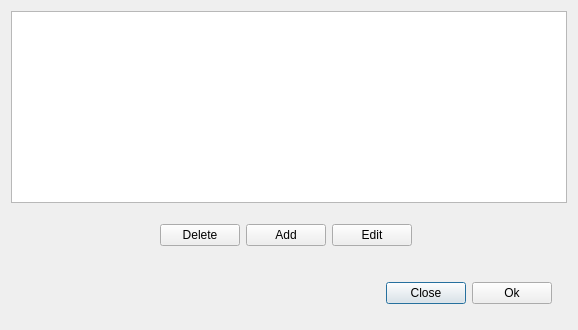
Before: the Qt Designer form gui/BrotherWindow.ui in JoelMon/pyTalkManager, drawn with Qt 5.
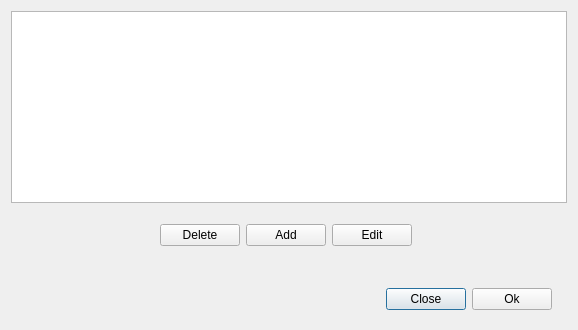
After: the same form once the commit is applied.

Patch:
```diff
--- a/gui/BrotherWindow.ui
+++ b/gui/BrotherWindow.ui
@@ -14,7 +14,7 @@
    <string>Brothers</string>
   </property>
   <layout class="QGridLayout" name="gridLayout">
-   <item row="4" column="1">
+   <item row="7" column="1" alignment="Qt::AlignBottom">
     <widget class="QFrame" name="frame">
      <property name="frameShape">
       <enum>QFrame::NoFrame</enum>
@@ -53,7 +53,10 @@
      </layout>
     </widget>
    </item>
-   <item row="3" column="1">
+   <item row="0" column="1" rowspan="2" colspan="2">
+    <widget class="QTableView" name="tableView"/>
+   </item>
+   <item row="6" column="1" alignment="Qt::AlignHCenter">
     <widget class="QFrame" name="frame_2">
      <property name="frameShape">
       <enum>QFrame::NoFrame</enum>
@@ -62,19 +65,6 @@
       <enum>QFrame::Plain</enum>
      </property>
      <layout class="QHBoxLayout" name="horizontalLayout">
-      <item>
-       <spacer name="horizontalSpacer_2">
-        <property name="orientation">
-         <enum>Qt::Horizontal</enum>
-        </property>
-        <property name="sizeHint" stdset="0">
-         <size>
-          <width>40</width>
-          <height>20</height>
-         </size>
-        </property>
-       </spacer>
-      </item>
       <item>
        <widget class="QPushButton" name="button_delete">
         <property name="text">
@@ -96,19 +86,6 @@
         </property>
        </widget>
       </item>
-      <item>
-       <spacer name="horizontalSpacer_3">
-        <property name="orientation">
-         <enum>Qt::Horizontal</enum>
-        </property>
-        <property name="sizeHint" stdset="0">
-         <size>
-          <width>40</width>
-          <height>20</height>
-         </size>
-        </property>
-       </spacer>
-      </item>
      </layout>
     </widget>
    </item>
```
Left out of the diff: 3 changed lines with no effect on the pictures.
